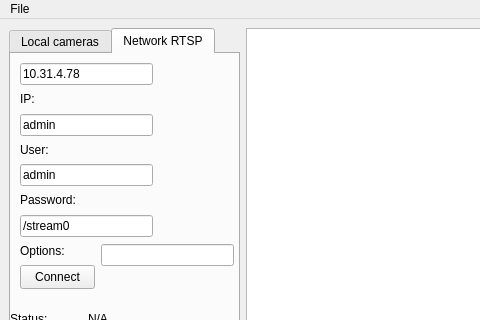
Qt form mainwindow.ui (Omadica/EnhancedPlayer) before a commit; both pictures show x 0 to 480 and y 0 to 320 of the 1272 by 766 pixel window.
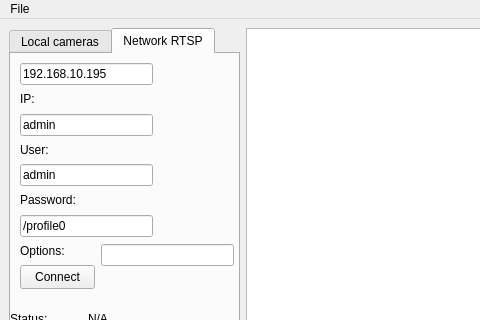
The same form after that commit. Custom widgets are drawn as their Qt base class.

The edit to the form file:
```diff
--- a/mainwindow.ui
+++ b/mainwindow.ui
@@ -76,7 +76,7 @@
            </rect>
           </property>
           <property name="text">
-           <string>10.31.4.78</string>
+           <string>192.168.10.195</string>
           </property>
          </widget>
          <widget class="QLabel" name="label">
@@ -160,7 +160,7 @@
            </rect>
           </property>
           <property name="text">
-           <string>/stream0</string>
+           <string>/profile0</string>
           </property>
          </widget>
          <widget class="QLabel" name="label_4">
```
Left out of the diff: 2 changed lines with no effect on the pictures.
